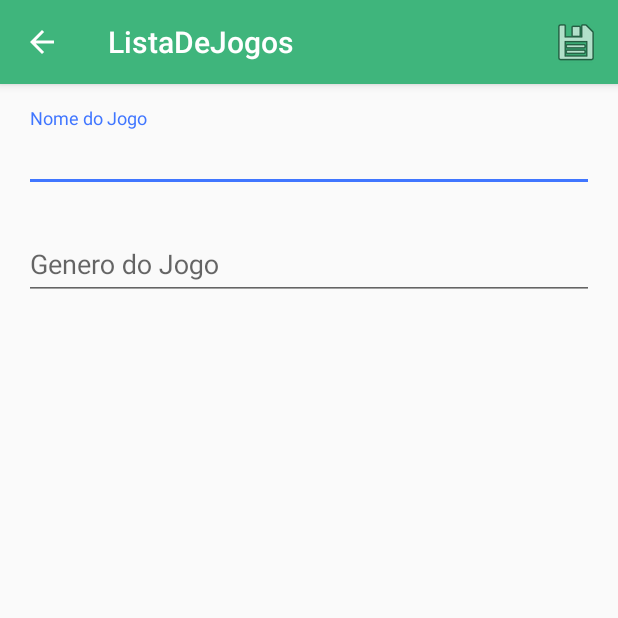
After one commit to tpetrone/XPMobileB, an Android app: the EditarCadastrar screen opened directly, with no data from a screen before it, on a phone screen of 412 x 824 dp, the top half of it. The commit adds this screen. Run offline under Robolectric (Android 15) with nearby library versions, the phone set to English and light mode, and no system bars.

Commit message:
Atualização em 08/11/2017 19:11

```diff
--- a/Projetos/ListaDeJogos/app/build.gradle
+++ b/Projetos/ListaDeJogos/app/build.gradle
@@ -22,4 +22,5 @@ dependencies {
     compile fileTree(include: ['*.jar'], dir: 'libs')
     compile 'com.android.support:appcompat-v7:26.+'
     compile 'com.android.support.constraint:constraint-layout:1.0.2'
+    compile 'com.android.support:design:26.+'
 }
--- a/Projetos/ListaDeJogos/app/src/main/java/br/senai/sp/informatica/listadejogos/model/JogoDao.java
+++ b/Projetos/ListaDeJogos/app/src/main/java/br/senai/sp/informatica/listadejogos/model/JogoDao.java
@@ -23,6 +23,7 @@ public class JogoDao {
 
     public List<Jogo> getLista() {
         // suportado no Java 8
+        Collections.sort(lista);
         return Collections.unmodifiableList(lista);
         // suportado em todas as versões do Java
         // return Collections.synchronizedList(lista);
@@ -55,7 +56,7 @@ public class JogoDao {
     public void salvar(Jogo obj) {
         // Se o objeto não tem ID é reconhecido como
         // novo objeto a ser incluido na lista
-        if(obj.getId() != null) {
+        if(obj.getId() == null) {
             obj.setId(id++);
             lista.add(obj);
         } else {
--- /dev/null
+++ b/Projetos/ListaDeJogos/app/src/main/java/br/senai/sp/informatica/listadejogos/view/EditarCadastrar.java
@@ -0,0 +1,87 @@
+package br.senai.sp.informatica.listadejogos.view;
+
+import android.app.ActionBar;
+import android.app.Activity;
+import android.content.Intent;
+import android.os.Bundle;
+import android.support.annotation.Nullable;
+import android.support.v7.app.AppCompatActivity;
+import android.view.Menu;
+import android.view.MenuItem;
+import android.widget.EditText;
+
+import br.senai.sp.informatica.listadejogos.R;
+import br.senai.sp.informatica.listadejogos.model.Jogo;
+import br.senai.sp.informatica.listadejogos.model.JogoDao;
+
+/**
+ * Created by pena on 07/11/2017.
+ */
+
+public class EditarCadastrar extends AppCompatActivity {
+    private JogoDao dao = JogoDao.manager;
+    private EditText edJogo;
+    private EditText edGenero;
+    private Jogo jogo;
+
+    @Override
+    protected void onCreate(Bundle savedInstanceState) {
+        super.onCreate(savedInstanceState);
+        setContentView(R.layout.jogo_layout);
+
+        edJogo = findViewById(R.id.edJogo);
+        edGenero = findViewById(R.id.edGenero);
+
+        Intent intent = getIntent();
+        if(intent != null) {
+            Bundle dados = intent.getExtras();
+            if(dados != null) {
+                long id = dados.getLong("id");
+                jogo = dao.getJogo(id);
+                if(jogo != null) {
+                    edJogo.setText(jogo.getNome());
+                    edGenero.setText(jogo.getGenero());
+                }
+            }
+        }
+
+        ActionBar actionBar = getActionBar();
+        if(actionBar != null) {
+            actionBar.setDisplayHomeAsUpEnabled(true);
+            actionBar.setHomeButtonEnabled(true);
+        }
+    }
+
+    @Override
+    public boolean onCreateOptionsMenu(Menu menu) {
+        getMenuInflater().inflate(R.menu.menu, menu);
+        return true;
+    }
+
+    @Override
+    public boolean onOptionsItemSelected(MenuItem item) {
+        int id = item.getItemId();
+
+        switch (id) {
+            case android.R.id.home:
+                setResult(Activity.RESULT_CANCELED);
+                break;
+            case R.id.salvar:
+                if(jogo == null) {
+                    jogo = new Jogo();
+                }
+
+                jogo.setNome(edJogo.getText().toString());
+                jogo.setGenero(edGenero.getText().toString());
+
+                dao.salvar(jogo);
+
+                setResult(Activity.RESULT_OK);
+                break;
+        }
+
+        finish();
+
+        return true;
+    }
+}
--- /dev/null
+++ b/Projetos/ListaDeJogos/app/src/main/res/layout/jogo_layout.xml
@@ -0,0 +1,46 @@
+<?xml version="1.0" encoding="utf-8"?>
+<android.support.constraint.ConstraintLayout
+    xmlns:android="http://schemas.android.com/apk/res/android"
+    xmlns:app="http://schemas.android.com/apk/res-auto"
+    xmlns:tools="http://schemas.android.com/tools"
+    android:layout_width="match_parent"
+    android:layout_height="match_parent">
+
+
+        <android.support.design.widget.TextInputLayout
+            android:id="@+id/textLaytou1"
+            android:layout_width="match_parent"
+            android:layout_height="wrap_content"
+            android:layout_marginEnd="16dp"
+            android:layout_marginStart="16dp"
+            android:layout_marginTop="16dp"
+            app:layout_constraintEnd_toEndOf="parent"
+            app:layout_constraintLeft_toLeftOf="parent"
+            app:layout_constraintTop_toTopOf="parent">
+
+                <EditText
+                    android:id="@+id/edJogo"
+                    android:layout_width="match_parent"
+                    android:layout_height="wrap_content"
+                    android:hint="Nome do Jogo" />
+        </android.support.design.widget.TextInputLayout>
+
+
+        <android.support.design.widget.TextInputLayout
+            android:layout_width="match_parent"
+            android:layout_height="wrap_content"
+            android:layout_marginEnd="16dp"
+            android:layout_marginStart="16dp"
+            android:layout_marginTop="16dp"
+            app:layout_constraintEnd_toEndOf="parent"
+            app:layout_constraintLeft_toLeftOf="parent"
+            app:layout_constraintTop_toBottomOf="@id/textLaytou1">
+
+                <EditText
+                    android:id="@+id/edGenero"
+                    android:layout_width="match_parent"
+                    android:layout_height="wrap_content"
+                    android:hint="Genero do Jogo" />
+        </android.support.design.widget.TextInputLayout>
+
+</android.support.constraint.ConstraintLayout>
--- /dev/null
+++ b/Projetos/ListaDeJogos/app/src/main/res/menu/menu.xml
@@ -0,0 +1,10 @@
+<?xml version="1.0" encoding="utf-8"?>
+<menu xmlns:app="http://schemas.android.com/apk/res-auto"
+    xmlns:android="http://schemas.android.com/apk/res/android">
+
+    <item
+        android:id="@+id/salvar"
+        android:icon="@android:drawable/ic_menu_save"
+        android:title="Salvar"
+        app:showAsAction="always|withText" />
+</menu>
--- a/Projetos/ListaDeJogos/app/src/main/res/values/colors.xml
+++ b/Projetos/ListaDeJogos/app/src/main/res/values/colors.xml
@@ -1,7 +1,7 @@
 <?xml version="1.0" encoding="utf-8"?>
 <resources>
-    <color name="colorPrimary">#3F51B5</color>
-    <color name="colorPrimaryDark">#303F9F</color>
-    <color name="colorAccent">#FF4081</color>
+    <color name="colorPrimary">#3fb57c</color>
+    <color name="colorPrimaryDark">#309f87</color>
+    <color name="colorAccent">#4076ff</color>
     <color name="fundoDoListView">#f7f6df</color>
 </resources>
```
Also changed, not shown: Projetos/ListaDeJogos/app/src/main/AndroidManifest.xml (+8 -1 lines), Projetos/ListaDeJogos/app/src/main/java/br/senai/sp/informatica/listadejogos/model/Jogo.java (+8 -1 lines), Projetos/ListaDeJogos/app/src/main/java/br/senai/sp/informatica/listadejogos/view/MainActivity.java (+21 -1 lines).
